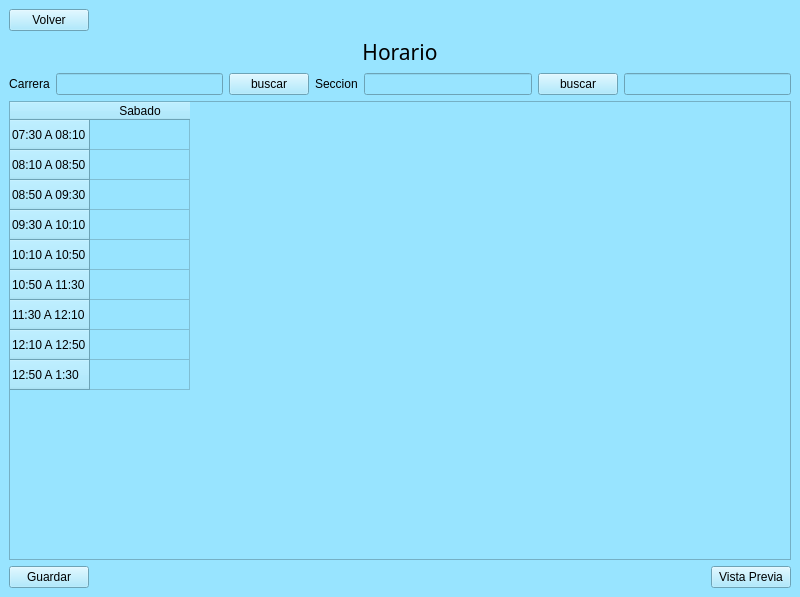
Above: ui/horario_sabatinocrear.ui from Reinaldito04/IUTA----HORARIOS before the change. Below: the same form after it.
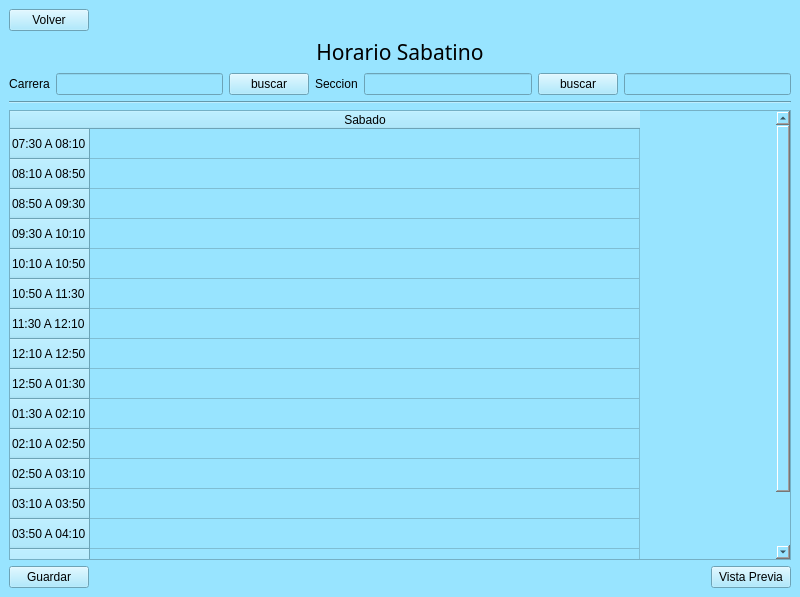
That is the form after the change.

```diff
--- a/ui/horario_sabatinocrear.ui
+++ b/ui/horario_sabatinocrear.ui
@@ -54,7 +54,7 @@
        <string notr="true">background-color:rgb(152, 228, 255);</string>
       </property>
       <property name="text">
-       <string>Horario</string>
+       <string>Horario Sabatino</string>
       </property>
       <property name="textFormat">
        <enum>Qt::AutoText</enum>
@@ -108,8 +108,33 @@
       </item>
      </layout>
     </item>
+    <item>
+     <widget class="Line" name="line">
+      <property name="orientation">
+       <enum>Qt::Horizontal</enum>
+      </property>
+     </widget>
+    </item>
     <item>
      <widget class="QTableWidget" name="tableWidget_HORARIO_sabado">
+      <attribute name="horizontalHeaderCascadingSectionResizes">
+       <bool>false</bool>
+      </attribute>
+      <attribute name="horizontalHeaderDefaultSectionSize">
+       <number>550</number>
+      </attribute>
+      <attribute name="verticalHeaderCascadingSectionResizes">
+       <bool>true</bool>
+      </attribute>
+      <attribute name="verticalHeaderMinimumSectionSize">
+       <number>23</number>
+      </attribute>
+      <attribute name="verticalHeaderShowSortIndicator" stdset="0">
+       <bool>true</bool>
+      </attribute>
+      <attribute name="verticalHeaderStretchLastSection">
+       <bool>true</bool>
+      </attribute>
       <row>
        <property name="text">
         <string>07:30 A 08:10</string>
@@ -152,7 +177,42 @@
       </row>
       <row>
        <property name="text">
-        <string>12:50 A 1:30</string>
+        <string>12:50 A 01:30</string>
+       </property>
+      </row>
+      <row>
+       <property name="text">
+        <string>01:30 A 02:10</string>
+       </property>
+      </row>
+      <row>
+       <property name="text">
+        <string>02:10 A 02:50</string>
+       </property>
+      </row>
+      <row>
+       <property name="text">
+        <string>02:50 A 03:10</string>
+       </property>
+      </row>
+      <row>
+       <property name="text">
+        <string>03:10 A 03:50</string>
+       </property>
+      </row>
+      <row>
+       <property name="text">
+        <string>03:50 A 04:10</string>
+       </property>
+      </row>
+      <row>
+       <property name="text">
+        <string>04:10 A 04:50</string>
+       </property>
+      </row>
+      <row>
+       <property name="text">
+        <string>04:50 A 05:30</string>
        </property>
       </row>
       <column>
```
